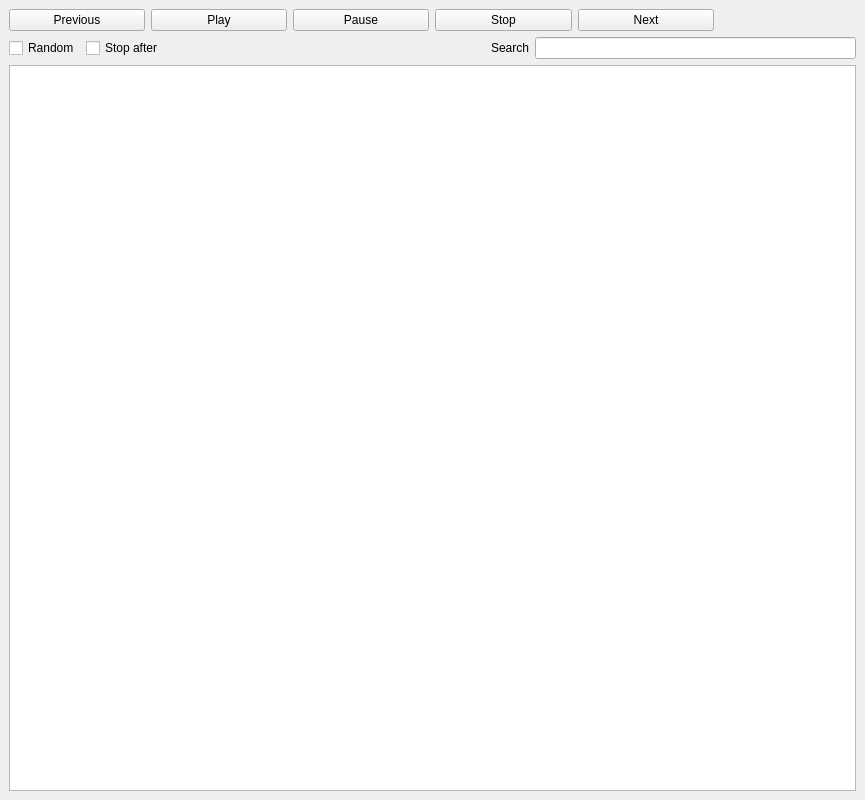
The window that satyr/skins/complex.ui (StyXman/satyr) describes before a commit, drawn with Qt 5.
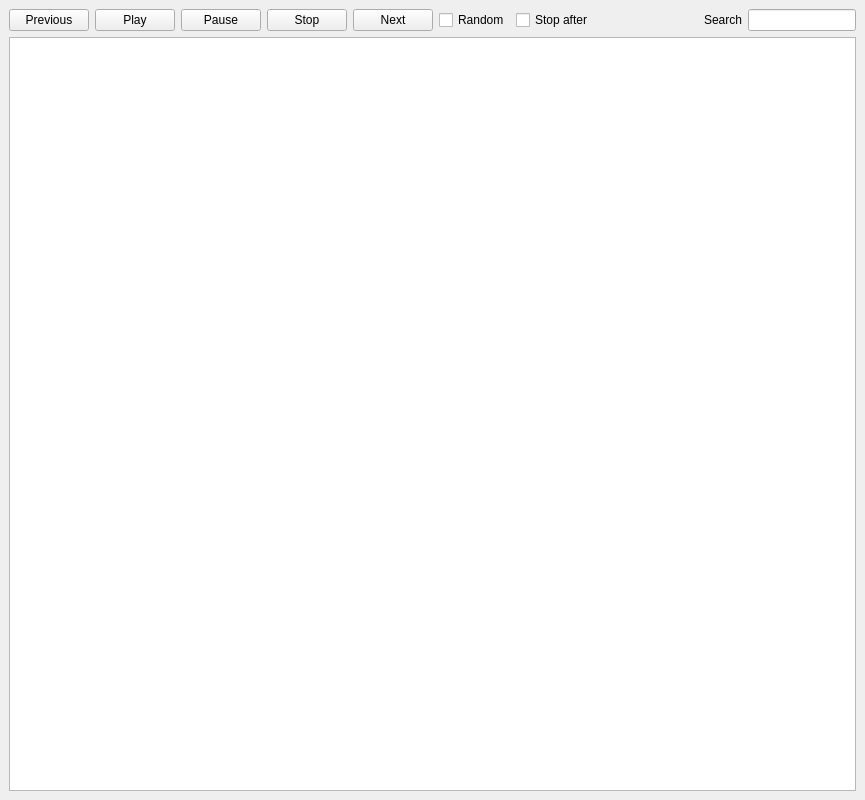
The same window after the commit. Custom widgets are drawn as their Qt base class.

What changed in the file:
```diff
--- a/satyr/skins/complex.ui
+++ b/satyr/skins/complex.ui
@@ -52,13 +52,13 @@
         </property>
        </widget>
       </item>
-      <item>
+      <!--item>
        <widget class="Phonon::SeekSlider" name="timeSlider"/>
       </item>
      </layout>
     </item>
     <item>
-     <layout class="QHBoxLayout" name="horizontalLayout_2">
+     <layout class="QHBoxLayout" name="horizontalLayout_2"-->
       <item>
        <widget class="QCheckBox" name="randomCheck">
         <property name="text">
```
Left out of the diff: 4 changed lines with no effect on the pictures.
